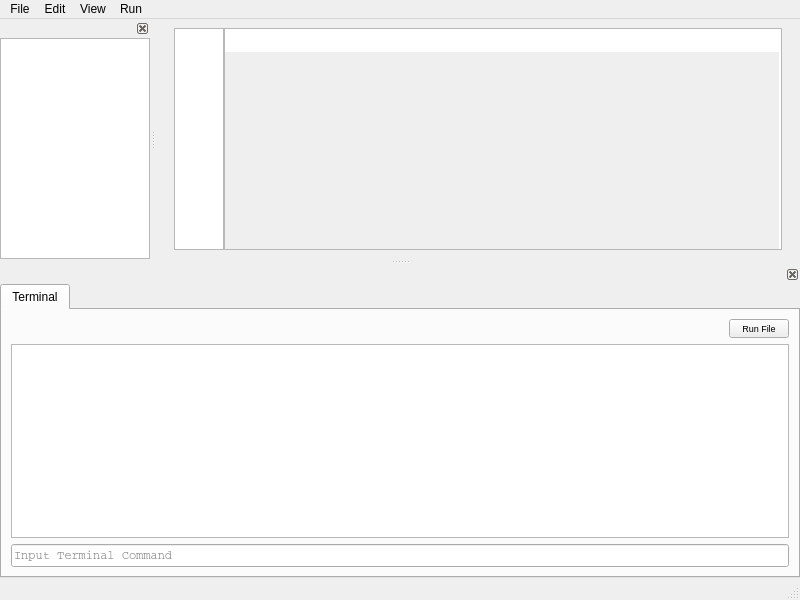
MuradWafik/notepad, file mainwindow.ui: the form before one commit.
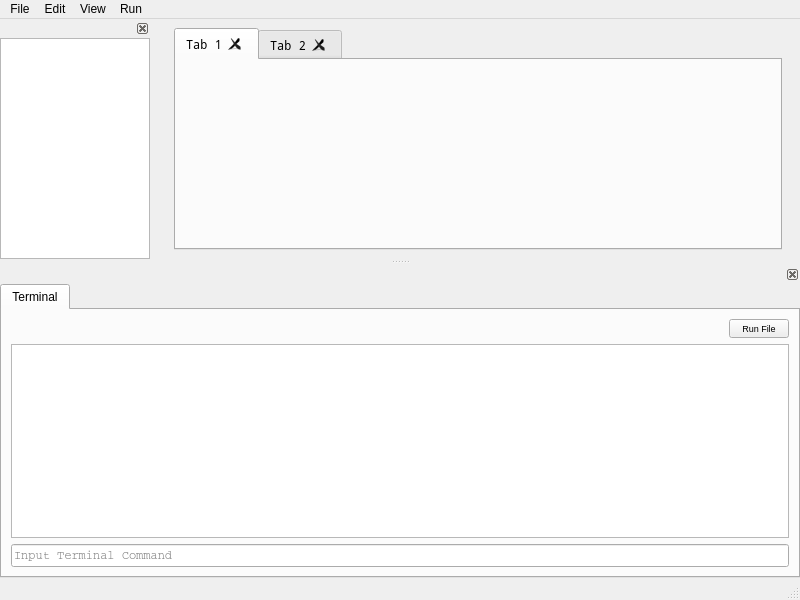
The form after the commit.

Commit message: Large overhaul, now editors open in their own tab. rather than the whole application being centered around a single plainTextEdit. Still plenty of areas not integrated with the change but at least opening a file (through the Ctrl + O action) can successfully open a new tab (its size is very small for some reason) Additionally, other than the integrations there are a lot of hacky solutions to just get it running

What changed in the file:
```diff
--- a/mainwindow.ui
+++ b/mainwindow.ui
@@ -58,112 +58,57 @@
          <number>0</number>
         </property>
         <item>
-         <layout class="QVBoxLayout" name="verticalLayout_3">
-          <property name="spacing">
+         <widget class="QTabWidget" name="openEditorsTabWidget">
+          <property name="font">
+           <font>
+            <family>Noto Mono</family>
+           </font>
+          </property>
+          <property name="tabPosition">
+           <enum>QTabWidget::TabPosition::North</enum>
+          </property>
+          <property name="tabShape">
+           <enum>QTabWidget::TabShape::Rounded</enum>
+          </property>
+          <property name="currentIndex">
            <number>0</number>
           </property>
-          <item>
-           <layout class="QHBoxLayout" name="horizontalLayout">
-            <property name="spacing">
-             <number>0</number>
-            </property>
-            <item alignment="Qt::AlignmentFlag::AlignRight">
-             <widget class="QPlainTextEdit" name="lineNumPlainTextEdit">
-              <property name="sizePolicy">
-               <sizepolicy hsizetype="Minimum" vsizetype="Expanding">
-                <horstretch>0</horstretch>
-                <verstretch>0</verstretch>
-               </sizepolicy>
-              </property>
-              <property name="minimumSize">
-               <size>
-                <width>20</width>
-                <height>40</height>
-               </size>
-              </property>
-              <property name="maximumSize">
-               <size>
-                <width>50</width>
-                <height>16777215</height>
-               </size>
-              </property>
-              <property name="baseSize">
-               <size>
-                <width>0</width>
-                <height>0</height>
-               </size>
-              </property>
-              <property name="font">
-               <font>
-                <family>Courier</family>
-                <underline>true</underline>
-               </font>
-              </property>
-              <property name="focusPolicy">
-               <enum>Qt::FocusPolicy::NoFocus</enum>
-              </property>
-              <property name="contextMenuPolicy">
-               <enum>Qt::ContextMenuPolicy::NoContextMenu</enum>
-              </property>
-              <property name="inputMethodHints">
-               <set>Qt::InputMethodHint::ImhNone</set>
-              </property>
-              <property name="verticalScrollBarPolicy">
-               <enum>Qt::ScrollBarPolicy::ScrollBarAlwaysOff</enum>
-              </property>
-              <property name="horizontalScrollBarPolicy">
-               <enum>Qt::ScrollBarPolicy::ScrollBarAlwaysOff</enum>
-              </property>
-              <property name="sizeAdjustPolicy">
-               <enum>QAbstractScrollArea::SizeAdjustPolicy::AdjustToContents</enum>
-              </property>
-              <property name="readOnly">
-               <bool>true</bool>
-              </property>
-              <property name="plainText">
-               <string/>
-              </property>
-              <property name="textInteractionFlags">
-               <set>Qt::TextInteractionFlag::NoTextInteraction</set>
-              </property>
-             </widget>
-            </item>
-            <item>
-             <widget class="QPlainTextEdit" name="plainTextEdit">
-              <property name="minimumSize">
-               <size>
-                <width>40</width>
-                <height>40</height>
-               </size>
-              </property>
-              <property name="font">
-               <font>
-                <family>Courier</family>
-               </font>
-              </property>
-              <property name="sizeAdjustPolicy">
-               <enum>QAbstractScrollArea::SizeAdjustPolicy::AdjustToContents</enum>
-              </property>
-              <property name="lineWrapMode">
-               <enum>QPlainTextEdit::LineWrapMode::NoWrap</enum>
-              </property>
-              <property name="plainText">
-               <string/>
-              </property>
-              <property name="backgroundVisible">
-               <bool>true</bool>
-              </property>
-              <property name="centerOnScroll">
-               <bool>false</bool>
-              </property>
-              <property name="placeholderText">
-               <string/>
-              </property>
-             </widget>
-            </item>
-           </layout>
-          </item>
-         </layout>
+          <property name="iconSize">
+           <size>
+            <width>16</width>
+            <height>16</height>
+           </size>
+          </property>
+          <property name="tabsClosable">
+           <bool>true</bool>
+          </property>
+          <property name="movable">
+           <bool>true</bool>
+          </property>
+          <property name="tabBarAutoHide">
+           <bool>false</bool>
+          </property>
+          <widget class="QWidget" name="tab">
+           <property name="font">
+            <font>
+             <family>Courier 10 Pitch</family>
+            </font>
+           </property>
+           <attribute name="title">
+            <string>Tab 1</string>
+           </attribute>
+          </widget>
+          <widget class="QWidget" name="tab_2">
+           <property name="font">
+            <font>
+             <family>Courier 10 Pitch</family>
+            </font>
+           </property>
+           <attribute name="title">
+            <string>Tab 2</string>
+           </attribute>
+          </widget>
+         </widget>
         </item>
        </layout>
       </widget>
@@ -177,7 +122,7 @@
      <x>0</x>
      <y>0</y>
      <width>800</width>
-     <height>25</height>
+     <height>20</height>
     </rect>
    </property>
    <widget class="QMenu" name="menuFile">
@@ -215,7 +160,7 @@
     <property name="title">
      <string>View</string>
     </property>
-    <addaction name="actionShow_File_P"/>
+    <addaction name="actionShow_File_Tree"/>
     <addaction name="actionClear_Terminal"/>
    </widget>
    <addaction name="menuFile"/>
@@ -224,7 +169,7 @@
    <addaction name="menuRun"/>
   </widget>
   <widget class="QStatusBar" name="statusbar"/>
-  <widget class="QDockWidget" name="dockWidget_2">
+  <widget class="QDockWidget" name="terminalDockWidget">
    <property name="baseSize">
     <size>
      <width>157</width>
@@ -268,7 +213,7 @@
         </attribute>
         <layout class="QVBoxLayout" name="verticalLayout_5">
          <item alignment="Qt::AlignmentFlag::AlignRight">
-          <widget class="QPushButton" name="pushButton">
+          <widget class="QPushButton" name="runFileButton">
            <property name="sizePolicy">
             <sizepolicy hsizetype="Fixed" vsizetype="Fixed">
              <horstretch>0</horstretch>
@@ -334,10 +279,10 @@
     </layout>
    </widget>
   </widget>
-  <widget class="QDockWidget" name="dockWidget_4">
+  <widget class="QDockWidget" name="fileTreeDockWidget">
    <property name="minimumSize">
     <size>
-     <width>85</width>
+     <width>150</width>
      <height>130</height>
     </size>
    </property>
@@ -475,7 +420,7 @@
     <string>Ctrl+Shift+O</string>
    </property>
   </action>
-  <action name="actionShow_File_P">
+  <action name="actionShow_File_Tree">
    <property name="text">
     <string>Show File Tree</string>
    </property>
@@ -493,7 +438,7 @@
     <string>Ctrl+Shift+N</string>
    </property>
   </action>
-  <zorder>dockWidget_2</zorder>
+  <zorder>terminalDockWidget</zorder>
  </widget>
  <resources/>
  <connections/>
```
The commit also changes 13 other files.
